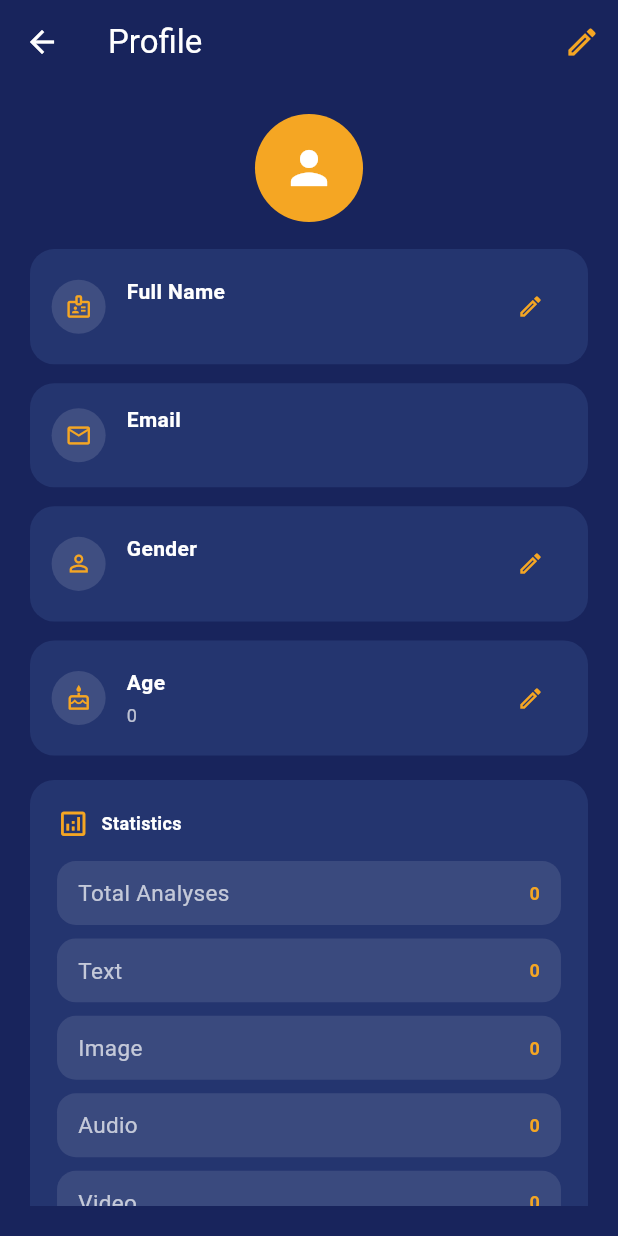
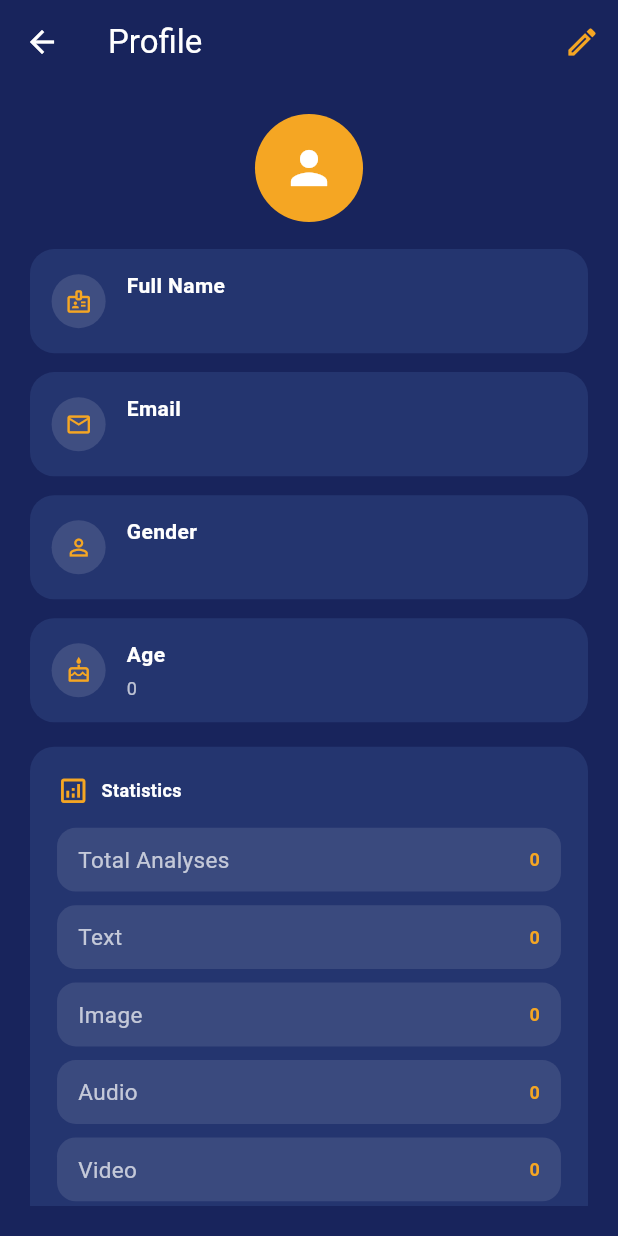
Before and after one commit to RoQaa/unevil, a Flutter app: the ProfilePage screen opened directly, on a phone screen of 412 x 824 dp. Run offline on Flutter 3.47's test engine with Material 3 defaults, Android fonts, the light colour scheme and no system bars; our stand-ins replace cloud_firestore, file_picker, firebase_auth, firebase_core, flutter_screenutil, image_picker; accounts and stored records are empty.

Commit message:
Resolve merge conflict

```diff
--- a/lib/pages/profile_page.dart
+++ b/lib/pages/profile_page.dart
@@ -355,17 +355,16 @@ class _ProfilePageState extends State<ProfilePage> {
 
                 SizedBox(height: 20.h),
 
-                // كارت الاسم - قابل للتعديل
+                // كارت الاسم
                 _infoCard(
                   icon: Icons.badge_outlined,
                   label: AppTranslations.text('profile_fullName', lang),
                   value: fullName,
-                  onEdit: () => _openEditDialog(lang),
                 ),
 
                 SizedBox(height: 14.h),
 
-                // كارت البريد الإلكتروني - غير قابل للتعديل
+                // كارت البريد الإلكتروني
                 _infoCard(
                   icon: Icons.email_outlined,
                   label: AppTranslations.text('profile_email', lang),
@@ -374,22 +373,20 @@ class _ProfilePageState extends State<ProfilePage> {
 
                 SizedBox(height: 14.h),
 
-                // كارت الجنس - قابل للتعديل
+                // كارت الجنس
                 _infoCard(
                   icon: Icons.person_outline,
                   label: AppTranslations.text('profile_gender', lang),
                   value: _translatedGender(gender, lang),
-                  onEdit: () => _openEditDialog(lang),
                 ),
 
                 SizedBox(height: 14.h),
 
-                // كارت العمر - قابل للتعديل
+                // كارت العمر
                 _infoCard(
                   icon: Icons.cake_outlined,
                   label: AppTranslations.text('profile_age', lang),
                   value: age,
-                  onEdit: () => _openEditDialog(lang),
                 ),
 
                 SizedBox(height: 18.h),
@@ -483,7 +480,6 @@ class _ProfilePageState extends State<ProfilePage> {
     required IconData icon,
     required String label,
     required String value,
-    VoidCallback? onEdit,
   }) {
     return Container(
       padding: EdgeInsets.all(16.r),
@@ -521,19 +517,6 @@ class _ProfilePageState extends State<ProfilePage> {
               ],
             ),
           ),
-
-          // أيقونة التعديل (تظهر فقط إذا كان الحقل قابلاً للتعديل)
-          if (onEdit != null)
-            IconButton(
-              onPressed: onEdit,
-              icon: Icon(
-                Icons.edit_outlined,
-                color: const Color(0xFFF5A623),
-                size: 20.r,
-              ),
-              padding: EdgeInsets.zero,
-              constraints: const BoxConstraints(),
-            ),
         ],
       ),
     );
```
